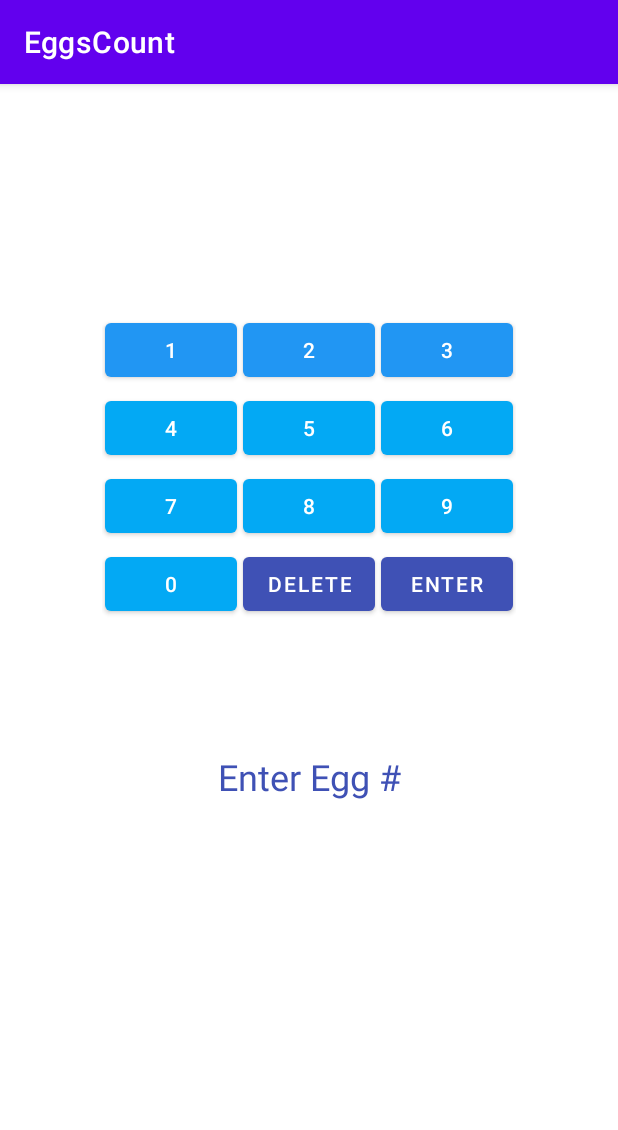
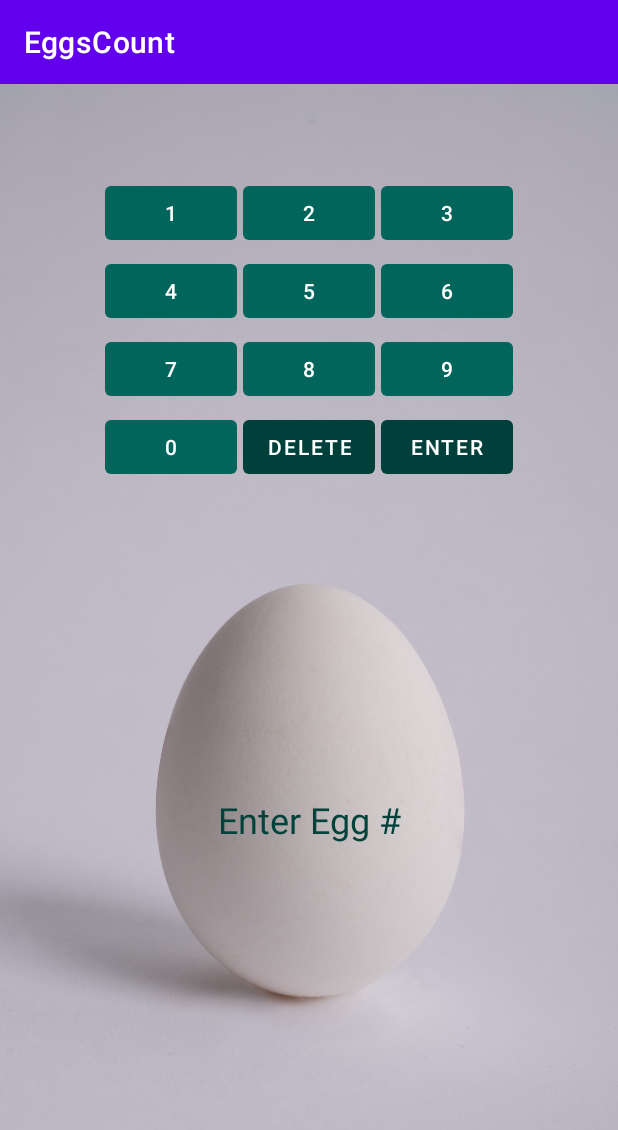
Before and after one commit to dbak5/EggsCount, an Android app: the screen it shows after launch (MainActivity), on a phone screen of 412 x 824 dp. Shown: the top 1130 px of the screen. Run offline under Robolectric (Android 15) with nearby library versions, the phone set to English and light mode, and no system bars.

Commit message:
debugging and profiling

```diff
--- a/app/src/main/java/com/example/eggscount/MainActivity.kt
+++ b/app/src/main/java/com/example/eggscount/MainActivity.kt
@@ -14,7 +14,7 @@ Assessment 1: Activity 5
 
 class MainActivity : AppCompatActivity() {
 
-    // Create custom eggception - no number entered
+    // Create custom eggception - no number entereds
     class NoEggsException(message: String) : Exception(message)
 
     // Set numbers for eggs
--- a/app/src/main/res/layout/activity_main.xml
+++ b/app/src/main/res/layout/activity_main.xml
@@ -6,15 +6,31 @@
     android:layout_height="match_parent"
     tools:context=".MainActivity">
 
+    <ImageView
+        android:id="@+id/imageView"
+        android:layout_width="583dp"
+        android:layout_height="900dp"
+        android:layout_row="3"
+        android:layout_column="0"
+        android:contentDescription="@string/eggimage"
+        app:layout_constraintBottom_toBottomOf="parent"
+        app:layout_constraintEnd_toEndOf="parent"
+        app:layout_constraintStart_toStartOf="parent"
+        app:layout_constraintTop_toTopOf="parent"
+        app:layout_constraintVertical_bias="0.18"
+        app:srcCompat="@drawable/jasmin_egger_pcgnb3qjjxi_unsplash"
+        tools:ignore="VisualLintBounds" />
+
     <GridLayout
         android:id="@+id/gridLayout"
         android:layout_width="wrap_content"
         android:layout_height="wrap_content"
+        android:layout_marginTop="50dp"
         app:layout_constraintBottom_toBottomOf="parent"
         app:layout_constraintEnd_toEndOf="parent"
         app:layout_constraintStart_toStartOf="parent"
         app:layout_constraintTop_toTopOf="parent"
-        app:layout_constraintVertical_bias="0.26999998">
+        app:layout_constraintVertical_bias="0.01999998">
 
         <Button
             android:id="@+id/btnOne"
@@ -23,24 +39,24 @@
             android:layout_row="0"
             android:layout_column="0"
             android:layout_margin="2dp"
-            android:text="1"
-            app:backgroundTint="#2196F3" />
+            android:text="@string/_1"
+            app:backgroundTint="#02655C" />
 
         <Button
             android:id="@+id/btnTwo"
             android:layout_width="wrap_content"
             android:layout_height="wrap_content"
             android:layout_margin="2dp"
-            android:text="2"
-            app:backgroundTint="#2196F3" />
+            android:text="@string/_2"
+            app:backgroundTint="#02655C" />
 
         <Button
             android:id="@+id/btnThree"
             android:layout_width="wrap_content"
             android:layout_height="wrap_content"
             android:layout_margin="2dp"
-            android:text="3"
-            app:backgroundTint="#2196F3" />
+            android:text="@string/_3"
+            app:backgroundTint="#02655C" />
 
         <Button
             android:id="@+id/btnFour"
@@ -49,24 +65,24 @@
             android:layout_row="1"
             android:layout_column="0"
             android:layout_margin="2dp"
-            android:text="4"
-            app:backgroundTint="#03A9F4" />
+            android:text="@string/_4"
+            app:backgroundTint="#02655C" />
 
         <Button
             android:id="@+id/btnFive"
             android:layout_width="wrap_content"
             android:layout_height="wrap_content"
             android:layout_margin="2dp"
-            android:text="5"
-            app:backgroundTint="#03A9F4" />
+            android:text="@string/_5"
+            app:backgroundTint="#02655C" />
 
         <Button
             android:id="@+id/btnSix"
             android:layout_width="wrap_content"
             android:layout_height="wrap_content"
             android:layout_margin="2dp"
-            android:text="6"
-            app:backgroundTint="#03A9F4" />
+            android:text="@string/_6"
+            app:backgroundTint="#02655C" />
 
         <Button
             android:id="@+id/btnSeven"
@@ -75,24 +91,24 @@
             android:layout_row="2"
             android:layout_column="0"
             android:layout_margin="2dp"
-            android:text="7"
-            app:backgroundTint="#03A9F4" />
+            android:text="@string/_7"
+            app:backgroundTint="#02655C" />
 
         <Button
             android:id="@+id/btnEight"
             android:layout_width="wrap_content"
             android:layout_height="wrap_content"
             android:layout_margin="2dp"
-            android:text="8"
-            app:backgroundTint="#03A9F4" />
+            android:text="@string/_8"
+            app:backgroundTint="#02655C" />
 
         <Button
             android:id="@+id/btnNine"
             android:layout_width="wrap_content"
             android:layout_height="wrap_content"
             android:layout_margin="2dp"
-            android:text="9"
-            app:backgroundTint="#03A9F4" />
+            android:text="@string/_9"
+            app:backgroundTint="#02655C" />
 
         <Button
             android:id="@+id/btnZero"
@@ -101,16 +117,16 @@
             android:layout_row="3"
             android:layout_column="0"
             android:layout_margin="2dp"
-            android:text="0"
-            app:backgroundTint="#03A9F4" />
+            android:text="@string/_0"
+            app:backgroundTint="#02655C" />
 
         <Button
             android:id="@+id/btnDelete"
             android:layout_width="wrap_content"
             android:layout_height="wrap_content"
             android:layout_margin="2dp"
-            android:text="Delete"
-            app:backgroundTint="#3F51B5"
+            android:text="@string/delete"
+            app:backgroundTint="#00403A"
             tools:layout_editor_absoluteX="147dp"
             tools:layout_editor_absoluteY="445dp" />
 
@@ -119,10 +135,11 @@
             android:layout_width="wrap_content"
             android:layout_height="wrap_content"
             android:layout_margin="2dp"
-            android:text="Enter"
-            app:backgroundTint="#3F51B5"
+            android:text="@string/enter"
+            app:backgroundTint="#00403A"
             tools:layout_editor_absoluteX="43dp"
             tools:layout_editor_absoluteY="446dp" />
+
 
     </GridLayout>
 
@@ -137,13 +154,13 @@
         android:fontFamily="sans-serif"
         android:text="@string/enter_egg"
         android:textAlignment="center"
-        android:textColor="#3F51B5"
+        android:textColor="#01423B"
         android:textSize="24sp"
         app:layout_constraintBottom_toBottomOf="parent"
         app:layout_constraintEnd_toEndOf="parent"
         app:layout_constraintStart_toStartOf="parent"
         app:layout_constraintTop_toBottomOf="@+id/gridLayout"
-        app:layout_constraintVertical_bias="0.225" />
+        app:layout_constraintVertical_bias="0.44" />
 
     <androidx.constraintlayout.widget.Guideline
         android:id="@+id/guideline"
--- a/app/src/main/res/values/strings.xml
+++ b/app/src/main/res/values/strings.xml
@@ -3,4 +3,17 @@
     <string name="Enter">Enter Egg #</string>
     <string name="NothingDelete">Nothing to delete</string>
     <string name="enter_egg">Enter Egg #</string>
+    <string name="_1">1</string>
+    <string name="_2">2</string>
+    <string name="_3">3</string>
+    <string name="_4">4</string>
+    <string name="_5">5</string>
+    <string name="_6">6</string>
+    <string name="_7">7</string>
+    <string name="_8">8</string>
+    <string name="_9">9</string>
+    <string name="_0">0</string>
+    <string name="delete">Delete</string>
+    <string name="enter">Enter</string>
+    <string name="eggimage">EggImage</string>
 </resources>
```
Also changed, not shown: app/src/main/res/drawable/jasmin_egger_pcgnb3qjjxi_unsplash.jpg (added).
